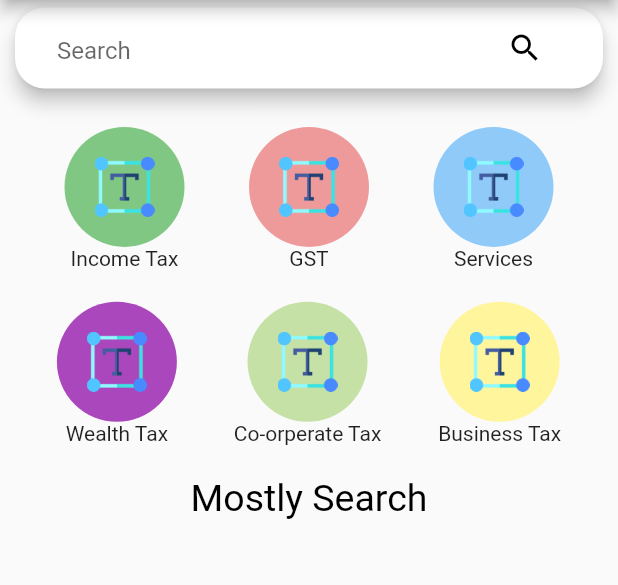
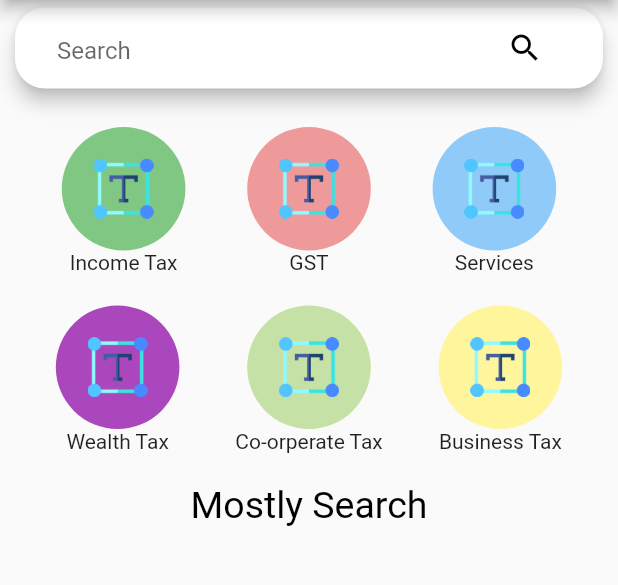
Before and after one commit to Earthknight/OP-Taxes, a Flutter app: the screen it shows after launch, on a phone screen of 412 x 824 dp, the part 90-675 px from its top. Run offline on Flutter 3.47's test engine with Material 2 defaults, Android fonts, the light colour scheme and no system bars; our stand-ins replace expandable, sqflite; missing offline and left inert: country_pickers; accounts and stored records are empty; Roboto replaces fonts that are missing (Georgia).

Commit message:
Made the radious and height of image in custom circle icons dynamic based on screen width

```diff
--- a/lib/screens/home_screen.dart
+++ b/lib/screens/home_screen.dart
@@ -141,6 +141,7 @@ class _HomeScreenState extends State<HomeScreen> {
   @override
   Widget build(BuildContext context) {
     final deviceSize = CommonCode.getDeviceSize(context);
+    print(deviceSize.width);
 
     final searchWidget = CustomWidgets.getSearchBar(
       _searchTextController,
@@ -179,7 +180,7 @@ class _HomeScreenState extends State<HomeScreen> {
                                           leading: Image.asset(
                                             'assets/images/tax.png',
                                             fit: BoxFit.contain,
-                                            height: 40,
+                                            height: deviceSize.width * 0.1,
                                           ),
                                           title: Text(
                                             _searchedTaxes[index]['name']
@@ -209,19 +210,19 @@ class _HomeScreenState extends State<HomeScreen> {
                             mainAxisAlignment: MainAxisAlignment.spaceEvenly,
                             children: [
                               CustomCircularIcon.getCircularIcon(
-                                40.0,
+                                deviceSize.width * 0.1,
                                 text: 'Income Tax',
                                 bgColor: Colors.green.shade300,
                                 image: 'assets/images/text.png',
                               ),
                               CustomCircularIcon.getCircularIcon(
-                                40.0,
+                                deviceSize.width * 0.1,
                                 text: 'GST',
                                 bgColor: Colors.red.shade200,
                                 image: 'assets/images/text.png',
                               ),
                               CustomCircularIcon.getCircularIcon(
-                                40.0,
+                                deviceSize.width * 0.1,
                                 text: 'Services',
                                 bgColor: Colors.blue.shade200,
                                 image: 'assets/images/text.png',
@@ -235,19 +236,19 @@ class _HomeScreenState extends State<HomeScreen> {
                             mainAxisAlignment: MainAxisAlignment.spaceEvenly,
                             children: [
                               CustomCircularIcon.getCircularIcon(
-                                40.0,
+                                deviceSize.width * 0.1,
                                 text: 'Wealth Tax',
                                 bgColor: Colors.purple.shade400,
                                 image: 'assets/images/text.png',
                               ),
                               CustomCircularIcon.getCircularIcon(
-                                40.0,
+                                deviceSize.width * 0.1,
                                 text: 'Co-orperate Tax',
                                 bgColor: Colors.lightGreen.shade200,
                                 image: 'assets/images/text.png',
                               ),
                               CustomCircularIcon.getCircularIcon(
-                                40.0,
+                                deviceSize.width * 0.1,
                                 text: 'Business Tax',
                                 bgColor: Colors.yellow.shade200,
                                 image: 'assets/images/text.png',
```
